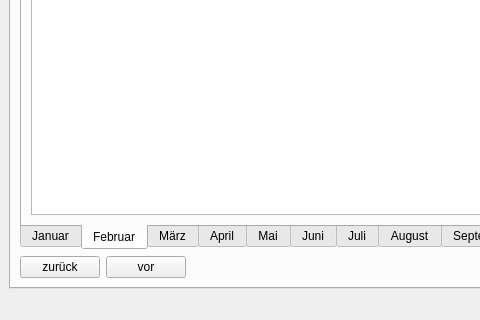
Above: View/src/main/resources/design/ui/mainwindow.ui from marcuskraft/DimeDiaryJavaFx before the change; both pictures show x 0 to 480 and y 466 to 786 of the 1048 by 786 pixel window. Below: the same form after it.
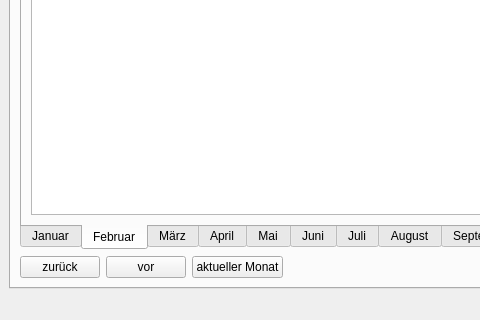
That is the form after the change. The open tabs and pages were chosen to show the change.

Commit message:
new button to go to the actual month ind the overview table and some bug fixes:
-modifications on transactions fixed: no the old transaction was first
deleted and than a new one will be created; before the account balancing
didn't work right with this
-checkbox for real account disabled because not necessary at the moment
-radiobuttons for dayli, weekly and yearly iterations disabled because
not supported at the momment
-some gui issues

```diff
--- a/View/src/main/resources/design/ui/mainwindow.ui
+++ b/View/src/main/resources/design/ui/mainwindow.ui
@@ -474,6 +474,13 @@
             </property>
            </widget>
           </item>
+          <item>
+           <widget class="QPushButton" name="pushButtonActualMonth">
+            <property name="text">
+             <string>aktueller Monat</string>
+            </property>
+           </widget>
+          </item>
           <item>
            <spacer name="horizontalSpacer_3">
             <property name="orientation">
```
The commit also changes 11 other files.
